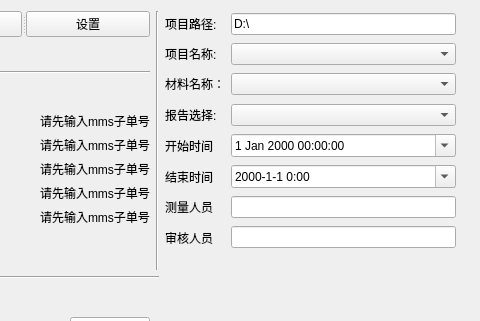
The window that zw_project_1_0/operationinterface.ui (PX007XP/LY_SDK) describes before a commit, drawn with Qt 5; both pictures show x 628 to 1108 and y 0 to 321 of the 1108 by 720 pixel window.
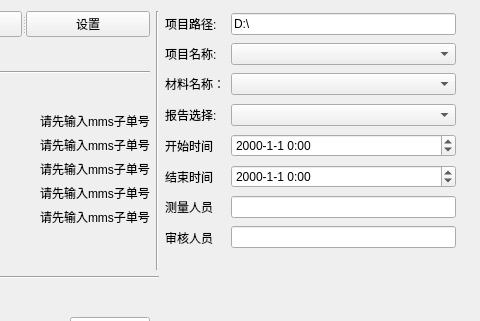
The same window after the commit. Custom widgets are drawn as their Qt base class.

Patch:
```diff
--- a/zw_project_1_0/operationinterface.ui
+++ b/zw_project_1_0/operationinterface.ui
@@ -130,7 +130,7 @@
       <string>yyyy-M-d H:mm</string>
      </property>
      <property name="calendarPopup">
-      <bool>true</bool>
+      <bool>false</bool>
      </property>
     </widget>
    </item>
@@ -763,10 +763,32 @@
     </layout>
    </item>
    <item row="4" column="5">
-    <widget class="QDateTimeEdit" name="dateTimeEditStart">
-     <property name="calendarPopup">
+    <widget class="ZDateTimeEdit" name="dateTimeEditStart">
+     <property name="wrapping">
+      <bool>false</bool>
+     </property>
+     <property name="accelerated">
+      <bool>false</bool>
+     </property>
+     <property name="keyboardTracking">
       <bool>true</bool>
      </property>
+     <property name="maximumDateTime">
+      <datetime>
+       <hour>23</hour>
+       <minute>59</minute>
+       <second>59</second>
+       <year>9999</year>
+       <month>12</month>
+       <day>31</day>
+      </datetime>
+     </property>
+     <property name="displayFormat">
+      <string>yyyy-M-d H:mm</string>
+     </property>
+     <property name="calendarPopup">
+      <bool>false</bool>
+     </property>
      <property name="currentSectionIndex">
       <number>0</number>
      </property>
@@ -774,6 +796,13 @@
    </item>
   </layout>
  </widget>
+ <customwidgets>
+  <customwidget>
+   <class>ZDateTimeEdit</class>
+   <extends>QDateTimeEdit</extends>
+   <header>zdatetimeedit.h</header>
+  </customwidget>
+ </customwidgets>
  <resources/>
  <connections/>
 </ui>
```
Left out of the diff: 2 changed lines with no effect on the pictures.
